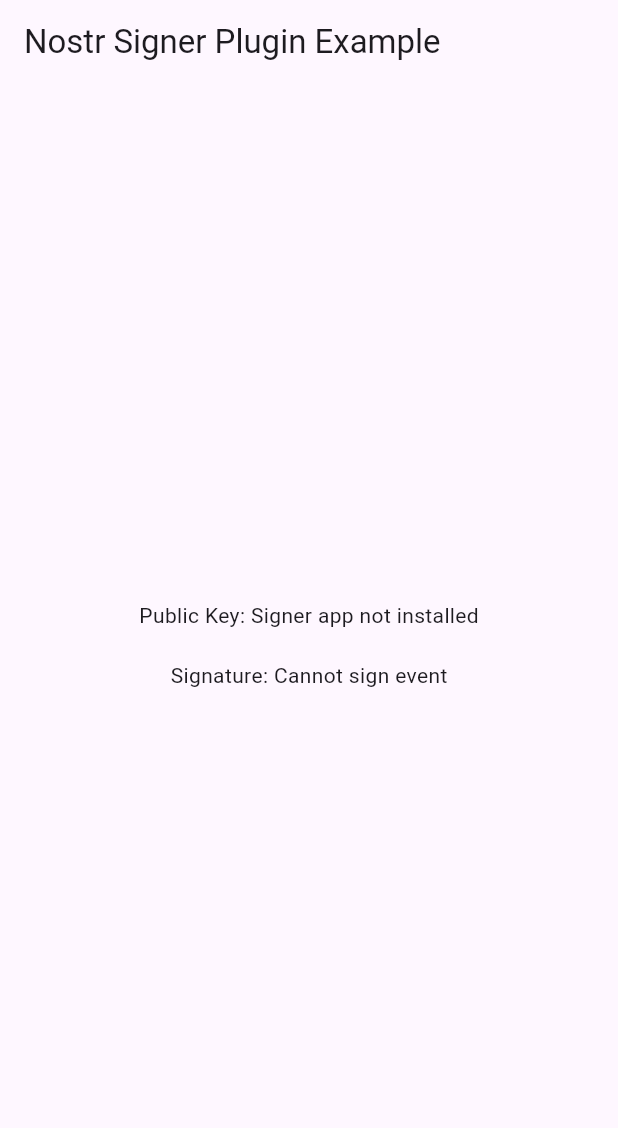
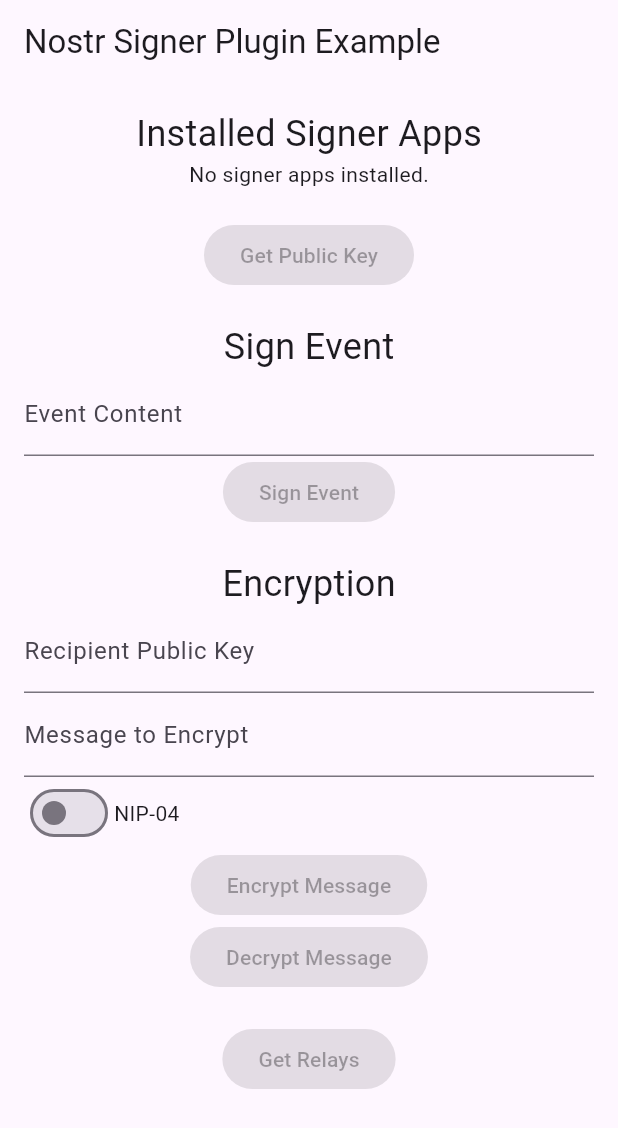
Before and after one commit to chebizarro/flutter-signer-plugin, a Flutter app: the screen it shows after launch, on a phone screen of 412 x 824 dp. Shown: the top 1128 px of the screen. Run offline on Flutter 3.47's test engine with Material 3 defaults, Android fonts, the phone set to English and light mode, and no system bars; our stand-ins replace plugin_platform_interface.

Commit message:
Updated example app

```diff
--- a/example/lib/main.dart
+++ b/example/lib/main.dart
@@ -1,8 +1,9 @@
 import 'package:flutter/material.dart';
-import 'package:signer_plugin/signer_app_info.dart';
 import 'dart:async';
+import 'dart:convert';
 
 import 'package:signer_plugin/signer_plugin.dart';
+import 'package:signer_plugin/signer_app_info.dart';
 
 void main() {
   runApp(const MyApp());
@@ -16,24 +17,36 @@ class MyApp extends StatefulWidget {
 }
 
 class _MyAppState extends State<MyApp> {
-  String _publicKey = 'Unknown';
-  String _signature = 'Unknown';
+  String publicKey = '';
+  String eventContent = '';
+  String signedEvent = '';
+  String encryptPubKey = '';
+  String messageToEncrypt = '';
+  String encryptedMessage = '';
+  String decryptedMessage = '';
+  bool signerInstalled = false;
+  SignerAppInfo? selectedSignerApp;
   List<SignerAppInfo> signerApps = [];
+  bool isScriptActive = false;
+  dynamic relays;
 
   final _signerPlugin = SignerPlugin();
+
+  TextEditingController eventContentController = TextEditingController();
+  TextEditingController encryptPubKeyController = TextEditingController();
+  TextEditingController messageToEncryptController = TextEditingController();
 
   @override
   void initState() {
     super.initState();
     loadSignerApps();
-    initPlatformState();
   }
 
   Future<void> loadSignerApps() async {
     List<SignerAppInfo> apps = [];
     try {
       apps = await _signerPlugin.getInstalledSignerApps();
-      print("No. of apps: " + apps.length.toString());
+      print("No. of apps: ${apps.length}");
     } catch (e) {
       print('Error: $e');
     }
@@ -45,44 +58,121 @@ class _MyAppState extends State<MyApp> {
     });
   }
 
-  // Platform messages are asynchronous, so we initialize in an async method.
-  Future<void> initPlatformState() async {
-    String publicKey;
-    String signature;
+  void selectSignerApp(SignerAppInfo app) {
+    setState(() {
+      selectedSignerApp = app;
+    });
+    _signerPlugin.setPackageName(app.packageName);
+    checkSignerInstalled(app.packageName);
+  }
 
+  Future<void> checkSignerInstalled(String app) async {
     try {
-      // Set package name if needed
-      await _signerPlugin.setPackageName('com.example.signerapp');
+      bool installed = await _signerPlugin.isExternalSignerInstalled(app);
+      setState(() {
+        signerInstalled = installed;
+      });
+    } catch (e) {
+      print('Error checking signer installation: $e');
+      setState(() {
+        signerInstalled = false;
+      });
+    }
+  }
 
-      // Check if signer is installed
-      bool isInstalled = await _signerPlugin
-          .isExternalSignerInstalled('com.example.signerapp');
+  Future<void> getPublicKey() async {
+    try {
+      final pubKeyResult = await _signerPlugin.getPublicKey();
+      setState(() {
+        publicKey = pubKeyResult['npub'];
+      });
+    } catch (e) {
+      print('Error getting public key: $e');
+    }
+  }
 
-      isInstalled = signerApps.isNotEmpty;
-      if (isInstalled) {
-        // Get public key
-        Map<String, dynamic> pubKeyResult = await _signerPlugin.getPublicKey();
-        publicKey = pubKeyResult['npub'];
+  Future<void> signEvent() async {
+    try {
+      String pubKeyHex = decodeNpub(publicKey);
 
-        // Sign event
-        Map<String, dynamic> signResult = await _signerPlugin.signEvent(
-            '{"content":"Hello Nostr"}', 'event123', publicKey);
-        signature = signResult['signature'];
+      Map<String, dynamic> event = {
+        'kind': 1,
+        'created_at': DateTime.now().millisecondsSinceEpoch ~/ 1000,
+        'content': eventContentController.text,
+        'tags': [],
+        'pubkey': pubKeyHex,
+      };
+
+      String eventHash = getEventHash(event);
+      event['id'] = eventHash;
+
+      final signResult = await _signerPlugin.signEvent(
+        jsonEncode(event),
+        eventHash,
+        publicKey,
+      );
+
+      setState(() {
+        signedEvent = signResult['event'];
+      });
+    } catch (e) {
+      print('Error signing event: $e');
+    }
+  }
+
+  Future<void> encryptMessage() async {
+    try {
+      String recipientPubKeyHex = decodeNpub(encryptPubKeyController.text);
+      String plainText = messageToEncryptController.text;
+
+      Map<String, dynamic> result;
+
+      if (isScriptActive) {
+        result = await _signerPlugin.nip44Encrypt(
+            plainText, "", publicKey, recipientPubKeyHex);
       } else {
-        publicKey = 'Signer app not installed';
-        signature = 'Cannot sign event';
+        result = await _signerPlugin.nip04Encrypt(
+            plainText, "", publicKey, recipientPubKeyHex);
       }
+
+      setState(() {
+        encryptedMessage = result['result'];
+      });
     } catch (e) {
-      publicKey = 'Error: $e';
-      signature = 'Error: $e';
+      print('Error encrypting message: $e');
     }
+  }
 
-    if (!mounted) return;
+  Future<void> decryptMessage() async {
+    try {
+      String senderPubKeyHex = decodeNpub(encryptPubKeyController.text);
+      Map<String, dynamic> result;
 
-    setState(() {
-      _publicKey = publicKey;
-      _signature = signature;
-    });
+      if (isScriptActive) {
+        result = await _signerPlugin.nip44Decrypt(
+            encryptedMessage, "", publicKey, senderPubKeyHex);
+      } else {
+        result = await _signerPlugin.nip04Decrypt(
+            encryptedMessage, "", publicKey, senderPubKeyHex);
+      }
+
+      setState(() {
+        decryptedMessage = result['result'];
+      });
+    } catch (e) {
+      print('Error decrypting message: $e');
+    }
+  }
+
+  Future<void> getRelays() async {
+    try {
+      final result = await _signerPlugin.getRelays("", publicKey);
+      setState(() {
+        relays = result['result'];
+      });
+    } catch (e) {
+      print('Error fetching relays: $e');
+    }
   }
 
   @override
@@ -90,13 +180,105 @@ class _MyAppState extends State<MyApp> {
     return MaterialApp(
       home: Scaffold(
         appBar: AppBar(title: const Text('Nostr Signer Plugin Example')),
-        body: Center(
-          child: SingleChildScrollView(
+        body: SingleChildScrollView(
+          child: Padding(
+            padding: const EdgeInsets.all(16.0),
             child: Column(
-              mainAxisAlignment: MainAxisAlignment.center,
               children: [
-                Text('Public Key: $_publicKey\n'),
-                Text('Signature: $_signature\n'),
+                // Installed Signer Apps
+                const Text('Installed Signer Apps',
+                    style: TextStyle(fontSize: 24)),
+                if (signerApps.isNotEmpty)
+                  ListView.builder(
+                    shrinkWrap: true,
+                    itemCount: signerApps.length,
+                    itemBuilder: (context, index) {
+                      final app = signerApps[index];
+                      return ListTile(
+                        //leading: Image.memory(app.icon),
+                        title: Text(app.name),
+                        onTap: () => selectSignerApp(app),
+                      );
+                    },
+                  )
+                else
+                  const Text('No signer apps installed.'),
+
+                const SizedBox(height: 20),
+
+                // Get Public Key
+                ElevatedButton(
+                  onPressed: signerInstalled ? getPublicKey : null,
+                  child: const Text('Get Public Key'),
+                ),
+                if (publicKey.isNotEmpty) Text('Public Key: $publicKey'),
+
+                const SizedBox(height: 20),
+
+                // Sign Event
+                const Text('Sign Event', style: TextStyle(fontSize: 24)),
+                TextField(
+                  controller: eventContentController,
+                  decoration: const InputDecoration(
+                    labelText: 'Event Content',
+                  ),
+                ),
+                ElevatedButton(
+                  onPressed: signerInstalled ? signEvent : null,
+                  child: const Text('Sign Event'),
+                ),
+                if (signedEvent.isNotEmpty) Text('Signed Event:\n$signedEvent'),
+
+                const SizedBox(height: 20),
+
+                // Encryption
+                const Text('Encryption', style: TextStyle(fontSize: 24)),
+                TextField(
+                  controller: encryptPubKeyController,
+                  decoration: const InputDecoration(
+                    labelText: 'Recipient Public Key',
+                  ),
+                ),
+                TextField(
+                  controller: messageToEncryptController,
+                  decoration: const InputDecoration(
+                    labelText: 'Message to Encrypt',
+                  ),
+                ),
+                Row(
+                  children: [
+                    Switch(
+                      value: isScriptActive,
+                      onChanged: (value) {
+                        setState(() {
+                          isScriptActive = value;
+                        });
+                      },
+                    ),
+                    Text(isScriptActive ? 'NIP-44' : 'NIP-04'),
+                  ],
+                ),
+                ElevatedButton(
+                  onPressed: signerInstalled ? encryptMessage : null,
+                  child: const Text('Encrypt Message'),
+                ),
+                ElevatedButton(
+                  onPressed: signerInstalled ? decryptMessage : null,
+                  child: const Text('Decrypt Message'),
+                ),
+                if (encryptedMessage.isNotEmpty)
+                  Text('Encrypted Message:\n$encryptedMessage'),
+                if (decryptedMessage.isNotEmpty)
+                  Text('Decrypted Message:\n$decryptedMessage'),
+
+                const SizedBox(height: 20),
+
+                // Get Relays
+                ElevatedButton(
+                  onPressed: signerInstalled ? getRelays : null,
+                  child: const Text('Get Relays'),
+                ),
+                if (relays != null) Text('Relays:\n${relays.toString()}'),
               ],
             ),
           ),
@@ -105,3 +287,11 @@ class _MyAppState extends State<MyApp> {
     );
   }
 }
+
+String getEventHash(Map<String, dynamic> event) {
+  return "";
+}
+
+String decodeNpub(String publicKey) {
+  return publicKey;
+}
--- a/lib/signer_app_info.dart
+++ b/lib/signer_app_info.dart
@@ -1,4 +1,3 @@
-import 'dart:typed_data';
 
 class SignerAppInfo {
   final String name;
```
Also changed, not shown: 1 other file.
